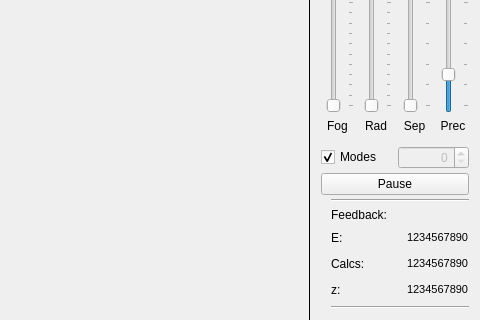
Old version of the form Atomical/Qt4/mainwindow.ui in the repository nagyistoce/cocoatutorials; both pictures show x 332 to 812 and y 297 to 617 of the 812 by 617 pixel window.
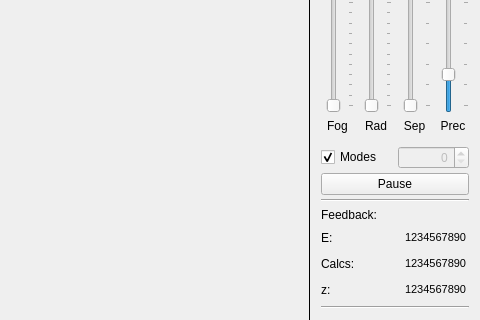
New version of the form. Icons and pictures are not drawn.

The edit to the form file:
```diff
--- a/Atomical/Qt4/mainwindow.ui
+++ b/Atomical/Qt4/mainwindow.ui
@@ -646,22 +646,6 @@
        </item>
        <item>
         <layout class="QHBoxLayout" name="feedbackLayout">
-         <item>
-          <spacer name="horizontalSpacer_5">
-           <property name="orientation">
-            <enum>Qt::Horizontal</enum>
-           </property>
-           <property name="sizeType">
-            <enum>QSizePolicy::Fixed</enum>
-           </property>
-           <property name="sizeHint" stdset="0">
-            <size>
-             <width>10</width>
-             <height>20</height>
-            </size>
-           </property>
-          </spacer>
-         </item>
          <item>
           <layout class="QVBoxLayout" name="verticalLayout">
            <item>
```
Left out of the diff: 2 changed lines with no effect on the pictures.
